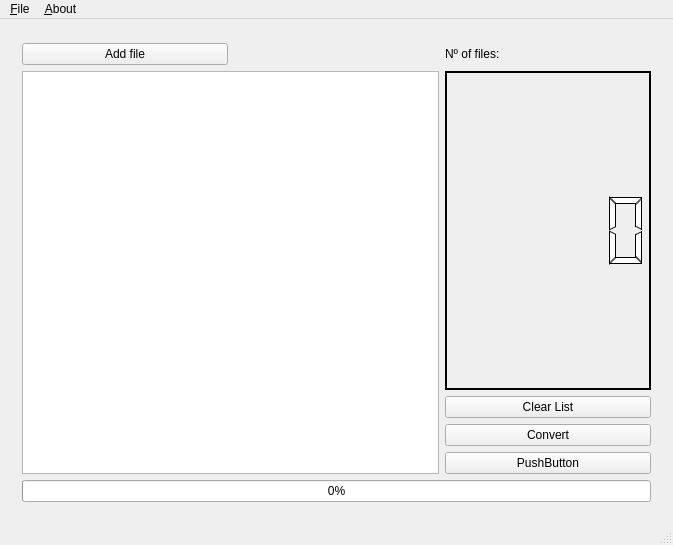
Above: vicky.ui from fmf437/vicky before the change. Below: the same form after it.
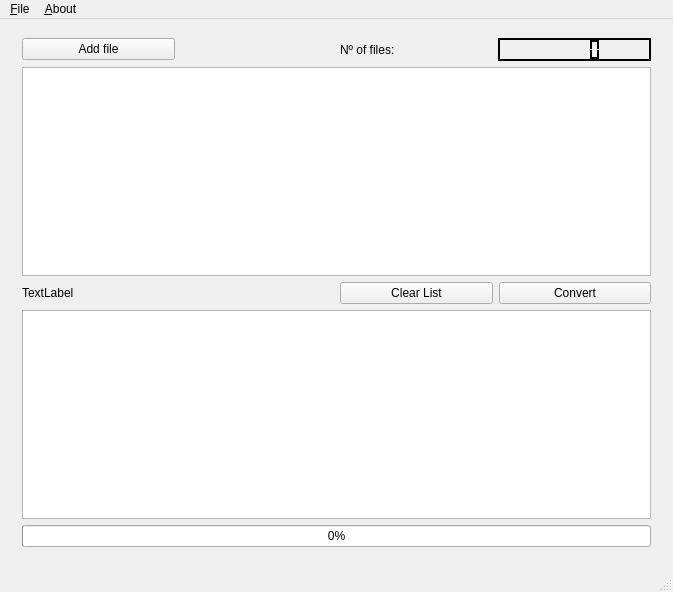
That is the form after the change. Icons and pictures are not drawn.

Commit message: New layout at Vicky main window

```diff
--- a/vicky.ui
+++ b/vicky.ui
@@ -7,7 +7,7 @@
     <x>0</x>
     <y>0</y>
     <width>673</width>
-    <height>545</height>
+    <height>592</height>
    </rect>
   </property>
   <property name="windowIcon">
@@ -15,27 +15,57 @@
     <normaloff>:/icons/vicky64.png</normaloff>:/icons/vicky64.png</iconset>
   </property>
   <widget class="QWidget" name="centralWidget">
-   <widget class="QWidget" name="">
+   <widget class="QWidget" name="layoutWidget">
     <property name="geometry">
      <rect>
       <x>11</x>
-      <y>13</y>
+      <y>8</y>
       <width>651</width>
-      <height>481</height>
+      <height>531</height>
      </rect>
     </property>
     <layout class="QGridLayout" name="gridLayout">
-     <item row="0" column="0">
-      <widget class="QPushButton" name="pushButton">
-       <property name="text">
-        <string>Add file</string>
+     <item row="4" column="0" colspan="4">
+      <widget class="QProgressBar" name="progressBar">
+       <property name="minimum">
+        <number>0</number>
+       </property>
+       <property name="value">
+        <number>0</number>
+       </property>
+       <property name="alignment">
+        <set>Qt::AlignCenter</set>
+       </property>
+       <property name="orientation">
+        <enum>Qt::Horizontal</enum>
+       </property>
+       <property name="textDirection">
+        <enum>QProgressBar::TopToBottom</enum>
        </property>
       </widget>
      </item>
-     <item row="0" column="1">
-      <widget class="QLabel" name="label">
+     <item row="2" column="2" colspan="2">
+      <layout class="QHBoxLayout" name="horizontalLayout">
+       <item>
+        <widget class="QPushButton" name="pushButton_3">
+         <property name="text">
+          <string>Clear List</string>
+         </property>
+        </widget>
+       </item>
+       <item>
+        <widget class="QPushButton" name="pushButton_2">
+         <property name="text">
+          <string>Convert</string>
+         </property>
+        </widget>
+       </item>
+      </layout>
+     </item>
+     <item row="2" column="0">
+      <widget class="QLabel" name="label_3">
        <property name="text">
-        <string/>
+        <string>TextLabel</string>
        </property>
       </widget>
      </item>
@@ -46,10 +76,7 @@
        </property>
       </widget>
      </item>
-     <item row="1" column="0" rowspan="2" colspan="2">
-      <widget class="QListWidget" name="listWidget"/>
-     </item>
-     <item row="1" column="2">
+     <item row="0" column="3">
       <widget class="QLCDNumber" name="lcdNumber">
        <property name="palette">
         <palette>
@@ -474,50 +501,26 @@
        </property>
       </widget>
      </item>
-     <item row="2" column="2">
-      <layout class="QVBoxLayout" name="verticalLayout">
-       <item>
-        <widget class="QPushButton" name="pushButton_3">
-         <property name="text">
-          <string>Clear List</string>
-         </property>
-        </widget>
-       </item>
-       <item>
-        <widget class="QPushButton" name="pushButton_2">
-         <property name="text">
-          <string>Convert</string>
-         </property>
-        </widget>
-       </item>
-       <item>
-        <widget class="QPushButton" name="pushButton_4">
-         <property name="text">
-          <string>PushButton</string>
-         </property>
-        </widget>
-       </item>
-      </layout>
+     <item row="1" column="0" colspan="4">
+      <widget class="QListWidget" name="listWidget"/>
      </item>
-     <item row="3" column="0" colspan="3">
-      <widget class="QProgressBar" name="progressBar">
-       <property name="minimum">
-        <number>0</number>
+     <item row="0" column="1">
+      <widget class="QLabel" name="label">
+       <property name="text">
+        <string/>
        </property>
-       <property name="value">
-        <number>0</number>
+      </widget>
+     </item>
+     <item row="0" column="0">
+      <widget class="QPushButton" name="pushButton">
+       <property name="text">
+        <string>Add file</string>
        </property>
-       <property name="alignment">
-        <set>Qt::AlignCenter</set>
-       </property>
-       <property name="orientation">
-        <enum>Qt::Horizontal</enum>
-       </property>
-       <property name="textDirection">
-        <enum>QProgressBar::TopToBottom</enum>
-       </property>
       </widget>
      </item>
+     <item row="3" column="0" colspan="4">
+      <widget class="QListWidget" name="listWidget_2"/>
+     </item>
     </layout>
    </widget>
   </widget>
```
The commit also changes 2 other files.
